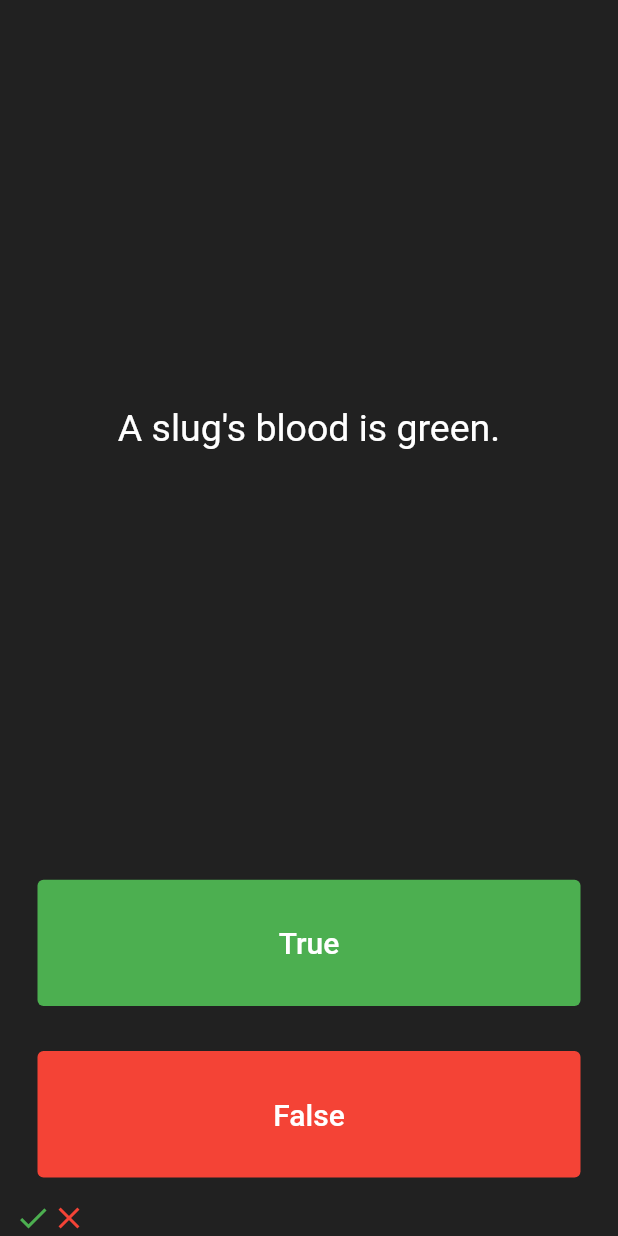
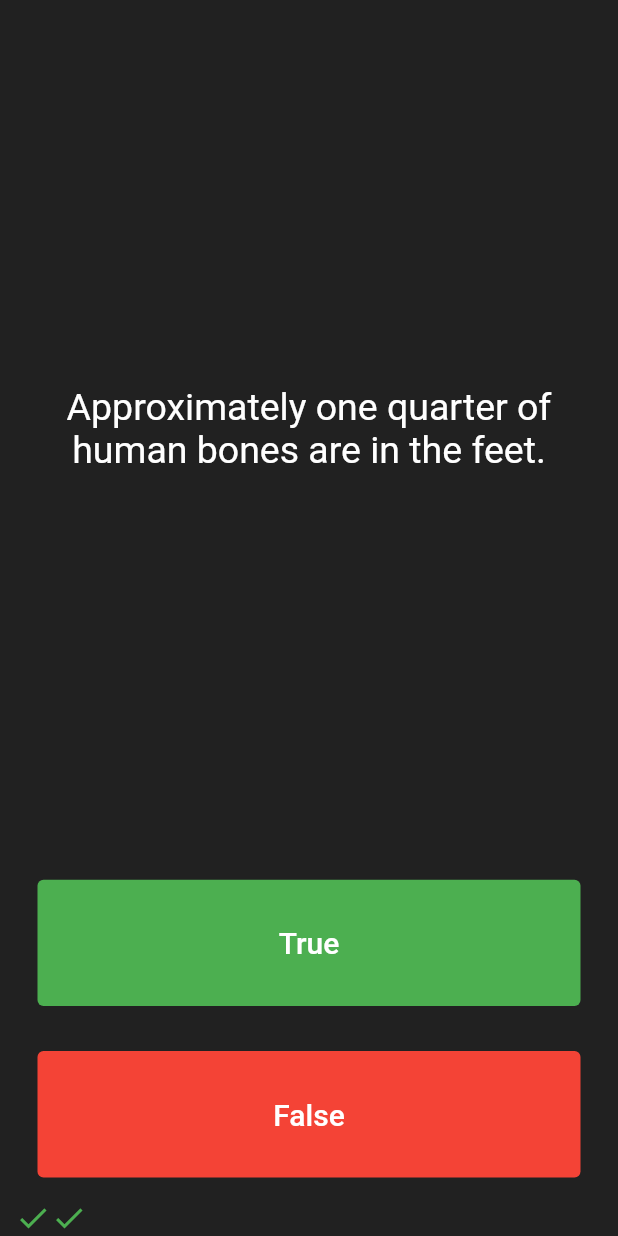
Before and after one commit to londonappbrewery/quizzler-flutter, a Flutter app: the screen it shows after launch, after a tap on "True", after a tap on "False", on a phone screen of 412 x 824 dp. Run offline on Flutter 3.47's test engine with Material 2 defaults, Android fonts, the phone set to English and light mode, and no system bars.

Commit message:
scorekeeper completed

```diff
--- a/lib/main.dart
+++ b/lib/main.dart
@@ -1,6 +1,7 @@
 import 'package:flutter/material.dart';
-import 'package:quizzler/question.dart';
-import 'question.dart';
+import 'package:quizzler/quiz_brain.dart';
+
+QuizBrain quizBrain = QuizBrain();
 
 void main() => runApp(Quizzler());
 
@@ -30,34 +31,17 @@ class QuizPage extends StatefulWidget {
 class _QuizPageState extends State<QuizPage> {
   List<Icon> scoreKeeper = [];
 
-  // List<String> questions = [
-  //   'You can lead a cow down stairs but not up stairs.',
-  //   'Approximately one quarter of human bones are in the feet.',
-  //   'A slug\'s blood is green.'
-  // ];
-  //
-  // List<bool> answers = [false, true, true];
-  //
-  // Question q1 = Question(
-  //   q: 'You can lead a cow down stairs but not up stairs.', a: false,
-  // );
-
-  List<Question> questionBank = [
-    Question(
-      q: 'You can lead a cow down stairs but not up stairs.',
-      a: false,
-    ),
-    Question(
-      q: 'Approximately one quarter of human bones are in the feet.',
-      a: true,
-    ),
-    Question(
-      q: 'A slug\'s blood is green.',
-      a: true,
-    ),
-  ];
-
-  int questionNo = 0;
+  void checkAnswer(bool usersAnswer) {
+    bool correctAnswer = quizBrain.getAnswerText();
+    setState(() {
+      if (usersAnswer == correctAnswer) {
+        scoreKeeper.add(Icon(Icons.check, color: Colors.green));
+      } else {
+        scoreKeeper.add(Icon(Icons.close, color: Colors.red));
+      }
+      quizBrain.nextQuestion();
+    });
+  }
 
   @override
   Widget build(BuildContext context) {
@@ -71,7 +55,7 @@ class _QuizPageState extends State<QuizPage> {
             padding: EdgeInsets.all(10.0),
             child: Center(
               child: Text(
-                questionBank[questionNo].questionText,
+                quizBrain.getQuestionText(),
                 textAlign: TextAlign.center,
                 style: TextStyle(
                   fontSize: 25.0,
@@ -97,15 +81,7 @@ class _QuizPageState extends State<QuizPage> {
                 ),
               ),
               onPressed: () {
-                setState(() {
-                  bool correctAnswer = questionBank[questionNo].questionAnswer;
-                  if (correctAnswer == true) {
-                    print('User got it right');
-                  } else {
-                    print('User got it wrong');
-                  }
-                  questionNo++;
-                });
+                checkAnswer(true);
               },
             ),
           ),
@@ -126,30 +102,13 @@ class _QuizPageState extends State<QuizPage> {
                 ),
               ),
               onPressed: () {
-                bool correctAnswer = questionBank[questionNo].questionAnswer;
-                if (correctAnswer == false) {
-                  print('User got it right');
-                } else {
-                  print('User got it wrong');
-                }
-                setState(() {
-                  questionNo++;
-                });
+                checkAnswer(false);
               },
             ),
           ),
         ),
         Row(
-          children: [
-            Icon(
-              Icons.check,
-              color: Colors.green,
-            ),
-            Icon(
-              Icons.close,
-              color: Colors.red,
-            )
-          ],
+          children: scoreKeeper,
         )
       ],
     );
--- a/lib/question.dart
+++ b/lib/question.dart
@@ -2,7 +2,7 @@ class Question {
   String questionText;
   bool questionAnswer;
 
-  Question({String q, bool a}) {
+  Question(String q, bool a) {
     questionText = q;
     questionAnswer = a;
   }
--- /dev/null
+++ b/lib/quiz_brain.dart
@@ -0,0 +1,61 @@
+import 'question.dart';
+
+class QuizBrain {
+  // List<String> questions = [
+  //   'You can lead a cow down stairs but not up stairs.',
+  //   'Approximately one quarter of human bones are in the feet.',
+  //   'A slug\'s blood is green.'
+  // ];
+  //
+  // List<bool> answers = [false, true, true];
+  //
+  // Question q1 = Question(
+  //   q: 'You can lead a cow down stairs but not up stairs.', a: false,
+  // );
+
+  int _questionNo = 0;
+
+  String getQuestionText() {
+    return _questionBank[_questionNo].questionText;
+  }
+
+  bool getAnswerText() {
+    return _questionBank[_questionNo].questionAnswer;
+  }
+
+  void nextQuestion() {
+    if (_questionNo < _questionBank.length - 1) {
+      _questionNo++;
+    }
+    print(_questionNo);
+    print(_questionBank.length);
+  }
+
+  List<Question> _questionBank = [
+    Question('Some cats are actually allergic to humans', true),
+    Question('You can lead a cow down stairs but not up stairs.', false),
+    Question('Approximately one quarter of human bones are in the feet.', true),
+    Question('A slug\'s blood is green.', true),
+    Question('Buzz Aldrin\'s mother\'s maiden name was \"Moon\".', true),
+    Question('It is illegal to pee in the Ocean in Portugal.', true),
+    Question(
+        'No piece of square dry paper can be folded in half more than 7 times.',
+        false),
+    Question(
+        'In London, UK, if you happen to die in the House of Parliament, you are technically entitled to a state funeral, because the building is considered too sacred a place.',
+        true),
+    Question(
+        'The loudest sound produced by any animal is 188 decibels. That animal is the African Elephant.',
+        false),
+    Question(
+        'The total surface area of two human lungs is approximately 70 square metres.',
+        true),
+    Question('Google was originally called \"Backrub\".', true),
+    Question(
+        'Chocolate affects a dog\'s heart and nervous system; a few ounces are enough to kill a small dog.',
+        true),
+    Question(
+        'In West Virginia, USA, if you accidentally hit an animal with your car, you are free to take it home to eat.',
+        true),
+  ];
+}
```
